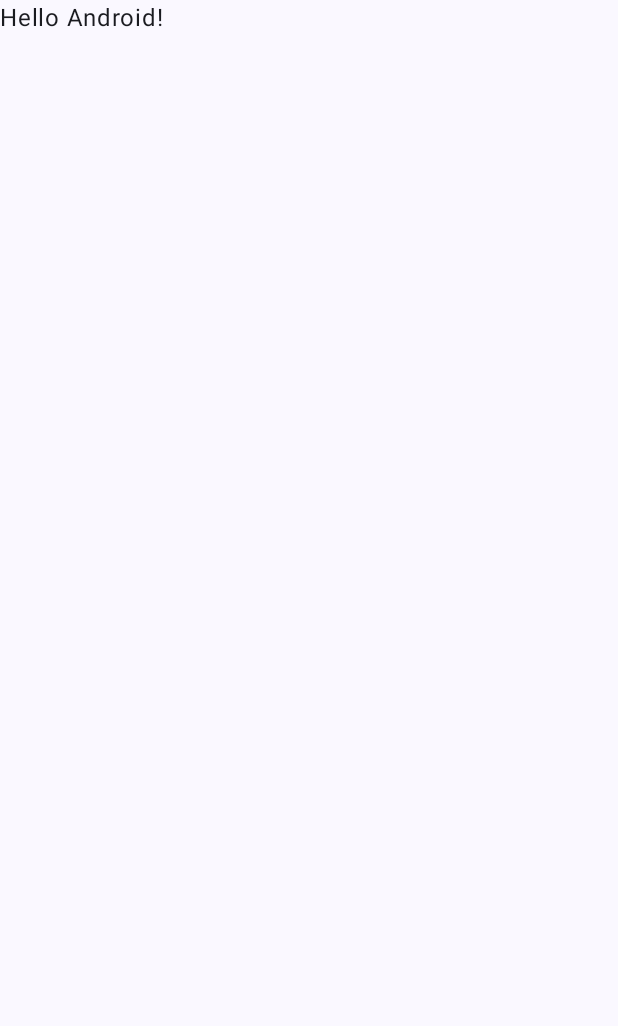
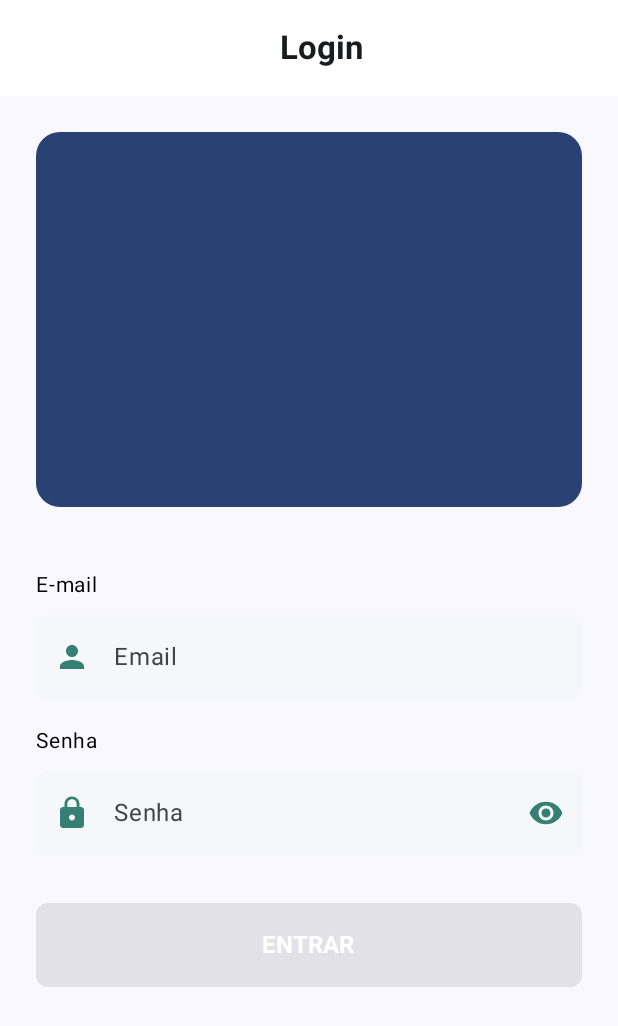
Before and after one commit to guing2003/SmartCash, an Android app built with Jetpack Compose: the screen it shows after launch (MainActivity), on a phone screen of 412 x 824 dp. Before the commit the part shown is almost empty. Shown: the top 1026 px of the screen. Run offline under Robolectric (Android 15) with nearby library versions, the phone set to English and light mode, and no system bars.

Commit message:
Adicionado tela de Login

```diff
--- a/app/src/main/java/com/guilherme_delecrode/smartcash/MainActivity.kt
+++ b/app/src/main/java/com/guilherme_delecrode/smartcash/MainActivity.kt
@@ -11,6 +11,7 @@ import androidx.compose.material3.Text
 import androidx.compose.runtime.Composable
 import androidx.compose.ui.Modifier
 import androidx.compose.ui.tooling.preview.Preview
+import com.guilherme_delecrode.smartcash.navigation.AppNavHost
 import com.guilherme_delecrode.smartcash.ui.theme.SmartCashTheme
 
 class MainActivity : ComponentActivity() {
@@ -19,29 +20,8 @@ class MainActivity : ComponentActivity() {
         enableEdgeToEdge()
         setContent {
             SmartCashTheme {
-                Scaffold(modifier = Modifier.fillMaxSize()) { innerPadding ->
-                    Greeting(
-                        name = "Android",
-                        modifier = Modifier.padding(innerPadding)
-                    )
-                }
+                AppNavHost()
             }
         }
     }
 }
-
-@Composable
-fun Greeting(name: String, modifier: Modifier = Modifier) {
-    Text(
-        text = "Hello $name!",
-        modifier = modifier
-    )
-}
-
-@Preview(showBackground = true)
-@Composable
-fun GreetingPreview() {
-    SmartCashTheme {
-        Greeting("Android")
-    }
-}
--- /dev/null
+++ b/app/src/main/java/com/guilherme_delecrode/smartcash/navigation/AppDestinations.kt
@@ -0,0 +1,6 @@
+package com.guilherme_delecrode.smartcash.navigation
+
+sealed class AppDestinations(val route: String){
+
+    object Login : AppDestinations("login")
+}
--- /dev/null
+++ b/app/src/main/java/com/guilherme_delecrode/smartcash/navigation/AppNavHost.kt
@@ -0,0 +1,20 @@
+package com.guilherme_delecrode.smartcash.navigation
+
+import androidx.compose.runtime.Composable
+import androidx.navigation.compose.NavHost
+import androidx.navigation.compose.composable
+import androidx.navigation.compose.rememberNavController
+import com.guilherme_delecrode.smartcash.ui.screen.login.LoginScreen
+
+@Composable
+fun AppNavHost(){
+
+    val navController = rememberNavController()
+
+    NavHost(navController = navController, startDestination = AppDestinations.Login.route){
+        composable(AppDestinations.Login.route) {
+            LoginScreen(navController = navController)
+        }
+
+    }
+}
--- /dev/null
+++ b/app/src/main/java/com/guilherme_delecrode/smartcash/ui/components/EmailTextField.kt
@@ -0,0 +1,99 @@
+package com.guilherme_delecrode.smartcash.ui.components
+
+import androidx.compose.foundation.background
+import androidx.compose.foundation.layout.Column
+import androidx.compose.foundation.layout.fillMaxWidth
+import androidx.compose.foundation.layout.padding
+import androidx.compose.foundation.shape.RoundedCornerShape
+import androidx.compose.foundation.text.KeyboardActions
+import androidx.compose.foundation.text.KeyboardOptions
+import androidx.compose.material.icons.Icons
+import androidx.compose.material.icons.filled.Person
+import androidx.compose.material3.Icon
+import androidx.compose.material3.MaterialTheme
+import androidx.compose.material3.OutlinedTextField
+import androidx.compose.material3.Text
+import androidx.compose.material3.TextFieldDefaults
+import androidx.compose.runtime.Composable
+import androidx.compose.ui.Modifier
+import androidx.compose.ui.focus.FocusDirection
+import androidx.compose.ui.platform.LocalFocusManager
+import androidx.compose.ui.text.input.ImeAction
+import androidx.compose.ui.text.input.KeyboardType
+import androidx.compose.ui.tooling.preview.Preview
+import androidx.compose.ui.unit.dp
+import com.guilherme_delecrode.smartcash.ui.theme.PrimaryFieldColor
+import com.guilherme_delecrode.smartcash.ui.theme.PrimaryFieldTextColor
+import com.guilherme_delecrode.smartcash.ui.theme.SmartCashTheme
+
+
+@Composable
+fun EmailTextField(
+    value: String,
+    onValueChange: (String) -> Unit,
+    modifier: Modifier = Modifier,
+    label: String = "Email",
+    isError: Boolean = false,
+    errorMessage: String = "",
+    imeAction: ImeAction = ImeAction.Next
+) {
+    val focusManager = LocalFocusManager.current
+
+    Column(modifier = Modifier.fillMaxWidth()) {
+        OutlinedTextField(
+            value = value,
+            onValueChange = onValueChange,
+            modifier = modifier
+                .fillMaxWidth()
+                .background(PrimaryFieldColor, RoundedCornerShape(8.dp)),
+            placeholder = { Text(label) },
+            leadingIcon = {
+                Icon(
+                    imageVector = Icons.Default.Person,
+                    contentDescription = null,
+                    tint = PrimaryFieldTextColor
+                )
+            },
+            isError = isError,
+            keyboardOptions = KeyboardOptions(
+                keyboardType = KeyboardType.Email,
+                imeAction = imeAction
+            ),
+            keyboardActions = KeyboardActions(
+                onNext = { focusManager.moveFocus(FocusDirection.Down) },
+                onDone = { focusManager.clearFocus() }
+            ),
+            singleLine = true,
+            colors = TextFieldDefaults.colors(
+                focusedContainerColor = PrimaryFieldColor,
+                unfocusedContainerColor = PrimaryFieldColor,
+                disabledContainerColor = PrimaryFieldColor,
+                focusedIndicatorColor = PrimaryFieldTextColor,
+                unfocusedIndicatorColor = PrimaryFieldColor,
+                errorIndicatorColor = MaterialTheme.colorScheme.error
+            ),
+            shape = RoundedCornerShape(8.dp)
+        )
+
+        if (isError && errorMessage.isNotEmpty()) {
+            Text(
+                text = errorMessage,
+                color = MaterialTheme.colorScheme.error,
+                style = MaterialTheme.typography.bodySmall,
+                modifier = Modifier.padding(start = 16.dp, top = 4.dp)
+            )
+        }
+    }
+}
+
+@Preview(showBackground = true)
+@Composable
+fun EmailTextFieldPreview() {
+    SmartCashTheme {
+        EmailTextField(
+            value = "user@example.com",
+            onValueChange = {},
+            modifier = Modifier.padding(16.dp)
+        )
+    }
+}
--- /dev/null
+++ b/app/src/main/java/com/guilherme_delecrode/smartcash/ui/components/PasswordTextField.kt
@@ -0,0 +1,139 @@
+package com.guilherme_delecrode.smartcash.ui.components
+
+import androidx.compose.foundation.background
+import androidx.compose.foundation.layout.Column
+import androidx.compose.foundation.layout.fillMaxWidth
+import androidx.compose.foundation.layout.padding
+import androidx.compose.foundation.shape.RoundedCornerShape
+import androidx.compose.foundation.text.KeyboardActions
+import androidx.compose.foundation.text.KeyboardOptions
+import androidx.compose.material.icons.Icons
+import androidx.compose.material.icons.filled.Lock
+import androidx.compose.material3.Icon
+import androidx.compose.material3.IconButton
+import androidx.compose.material3.MaterialTheme
+import androidx.compose.material3.OutlinedTextField
+import androidx.compose.material3.Text
+import androidx.compose.material3.TextFieldDefaults
+import androidx.compose.runtime.Composable
+import androidx.compose.runtime.getValue
+import androidx.compose.runtime.mutableStateOf
+import androidx.compose.runtime.remember
+import androidx.compose.runtime.setValue
+import androidx.compose.ui.Modifier
+import androidx.compose.ui.focus.FocusDirection
+import androidx.compose.ui.platform.LocalFocusManager
+import androidx.compose.ui.res.painterResource
+import androidx.compose.ui.text.input.ImeAction
+import androidx.compose.ui.text.input.KeyboardType
+import androidx.compose.ui.text.input.PasswordVisualTransformation
+import androidx.compose.ui.text.input.VisualTransformation
+import androidx.compose.ui.tooling.preview.Preview
+import androidx.compose.ui.unit.dp
+import com.guilherme_delecrode.smartcash.R
+import com.guilherme_delecrode.smartcash.ui.theme.PrimaryFieldColor
+import com.guilherme_delecrode.smartcash.ui.theme.PrimaryFieldTextColor
+import com.guilherme_delecrode.smartcash.ui.theme.SmartCashTheme
+
+
+@Composable
+fun PasswordTextField(
+    value: String,
+    onValueChange: (String) -> Unit,
+    modifier: Modifier = Modifier,
+    label: String = "Senha",
+    isError: Boolean = false,
+    errorMessage: String = "",
+    imeAction: ImeAction = ImeAction.Done,
+    isPasswordVisible: Boolean = false,
+    onVisibilityChange: (() -> Unit)? = null
+) {
+    val focusManager = LocalFocusManager.current
+    var passwordVisible by remember { mutableStateOf(isPasswordVisible) }
+
+    Column(modifier = Modifier.fillMaxWidth()) {
+        OutlinedTextField(
+            value = value,
+            onValueChange = onValueChange,
+            modifier = modifier
+                .fillMaxWidth()
+                .background(PrimaryFieldColor, RoundedCornerShape(8.dp)),
+            placeholder = { Text(label) },
+            leadingIcon = {
+                Icon(
+                    imageVector = Icons.Default.Lock,
+                    contentDescription = null,
+                    tint = PrimaryFieldTextColor
+                )
+            },
+            trailingIcon = {
+                IconButton(onClick = {
+                    if (onVisibilityChange != null) {
+                        onVisibilityChange()
+                    } else {
+                        passwordVisible = !passwordVisible
+                    }
+                }) {
+                    Icon(
+                        painter = if (onVisibilityChange != null) {
+                            if (isPasswordVisible) painterResource(R.drawable.ic_visibility_off_24) else painterResource(R.drawable.ic_visibility_24)
+                        } else {
+                            if (passwordVisible)painterResource( R.drawable.ic_visibility_off_24) else painterResource(R.drawable.ic_visibility_24)
+                        },
+                        contentDescription = if (onVisibilityChange != null) {
+                            if (isPasswordVisible) "Hide password" else "Show password"
+                        } else {
+                            if (passwordVisible) "Hide password" else "Show password"
+                        },
+                        tint = PrimaryFieldTextColor
+                    )
+                }
+            },
+            isError = isError,
+            keyboardOptions = KeyboardOptions(
+                keyboardType = KeyboardType.Password,
+                imeAction = imeAction
+            ),
+            keyboardActions = KeyboardActions(
+                onNext = { focusManager.moveFocus(FocusDirection.Down) },
+                onDone = { focusManager.clearFocus() }
+            ),
+            singleLine = true,
+            visualTransformation = if (onVisibilityChange != null) {
+                if (isPasswordVisible) VisualTransformation.None else PasswordVisualTransformation()
+            } else {
+                if (passwordVisible) VisualTransformation.None else PasswordVisualTransformation()
+            },
+            colors = TextFieldDefaults.colors(
+                focusedContainerColor = PrimaryFieldColor,
+                unfocusedContainerColor = PrimaryFieldColor,
+                disabledContainerColor = PrimaryFieldColor,
+                focusedIndicatorColor = PrimaryFieldTextColor,
+                unfocusedIndicatorColor = PrimaryFieldColor,
+                errorIndicatorColor = MaterialTheme.colorScheme.error
+            ),
+            shape = RoundedCornerShape(8.dp)
+        )
+
+        if (isError && errorMessage.isNotEmpty()) {
+            Text(
+                text = errorMessage,
+                color = MaterialTheme.colorScheme.error,
+                style = MaterialTheme.typography.bodySmall,
+                modifier = Modifier.padding(start = 16.dp, top = 4.dp)
+            )
+        }
+    }
+}
+
+@Preview(showBackground = true)
+@Composable
+fun PasswordTextFieldPreview() {
+    SmartCashTheme {
+        PasswordTextField(
+            value = "password123",
+            onValueChange = {},
+            modifier = Modifier.padding(16.dp)
+        )
+    }
+}
--- /dev/null
+++ b/app/src/main/java/com/guilherme_delecrode/smartcash/ui/components/PrimaryButton.kt
@@ -0,0 +1,52 @@
+package com.guilherme_delecrode.smartcash.ui.components
+
+import androidx.compose.foundation.layout.fillMaxWidth
+import androidx.compose.foundation.layout.height
+import androidx.compose.foundation.shape.RoundedCornerShape
+import androidx.compose.material3.Button
+import androidx.compose.material3.ButtonDefaults
+import androidx.compose.material3.Text
+import androidx.compose.runtime.Composable
+import androidx.compose.ui.Modifier
+import androidx.compose.ui.graphics.Color
+import androidx.compose.ui.text.font.FontWeight
+import androidx.compose.ui.tooling.preview.Preview
+import androidx.compose.ui.unit.dp
+import androidx.compose.ui.unit.sp
+import com.guilherme_delecrode.smartcash.ui.theme.PrimaryButtonColor
+import com.guilherme_delecrode.smartcash.ui.theme.SmartCashTheme
+
+@Composable
+fun PrimaryButton(
+    text: String,
+    onClick: () -> Unit,
+    modifier: Modifier = Modifier,
+    enabled: Boolean = true
+) {
+    Button(
+        onClick = onClick,
+        enabled = enabled,
+        modifier = modifier
+            .fillMaxWidth()
+            .height(56.dp),
+        colors = ButtonDefaults.buttonColors(
+            containerColor = PrimaryButtonColor
+        ),
+        shape = RoundedCornerShape(8.dp),
+    ) {
+        Text(
+            text = text,
+            fontSize = 16.sp,
+            fontWeight = FontWeight.Bold,
+            color = Color.White
+        )
+    }
+}
+
+@Preview
+@Composable
+private fun PrimaryButtonPreview() {
+    SmartCashTheme {
+        PrimaryButton(text = "CONFIRMAR", onClick = {})
+    }
+}
--- /dev/null
+++ b/app/src/main/java/com/guilherme_delecrode/smartcash/ui/screen/login/LoginScreen.kt
@@ -0,0 +1,166 @@
+package com.guilherme_delecrode.smartcash.ui.screen.login
+
+import androidx.compose.foundation.background
+import androidx.compose.foundation.layout.Arrangement
+import androidx.compose.foundation.layout.Box
+import androidx.compose.foundation.layout.Column
+import androidx.compose.foundation.layout.Spacer
+import androidx.compose.foundation.layout.fillMaxSize
+import androidx.compose.foundation.layout.fillMaxWidth
+import androidx.compose.foundation.layout.height
+import androidx.compose.foundation.layout.padding
+import androidx.compose.foundation.layout.size
+import androidx.compose.foundation.rememberScrollState
+import androidx.compose.foundation.verticalScroll
+import androidx.compose.material3.CenterAlignedTopAppBar
+import androidx.compose.material3.ExperimentalMaterial3Api
+import androidx.compose.material3.Icon
+import androidx.compose.material3.MaterialTheme
+import androidx.compose.material3.Scaffold
+import androidx.compose.material3.Text
+import androidx.compose.material3.TopAppBarDefaults
+import androidx.compose.runtime.Composable
+import androidx.compose.runtime.LaunchedEffect
+import androidx.compose.runtime.getValue
+import androidx.compose.runtime.mutableStateOf
+import androidx.compose.runtime.remember
+import androidx.compose.runtime.setValue
+import androidx.compose.ui.Alignment
+import androidx.compose.ui.Modifier
+import androidx.compose.ui.graphics.Color
+import androidx.compose.ui.platform.LocalContext
+import androidx.compose.ui.res.painterResource
+import androidx.compose.ui.text.font.FontWeight
+import androidx.compose.ui.text.input.ImeAction
+import androidx.compose.ui.text.style.TextAlign
+import androidx.compose.ui.tooling.preview.Preview
+import androidx.compose.ui.unit.dp
+import androidx.compose.ui.unit.sp
+import androidx.navigation.NavController
+import androidx.navigation.compose.rememberNavController
+import com.guilherme_delecrode.smartcash.R
+import com.guilherme_delecrode.smartcash.navigation.AppDestinations
+import com.guilherme_delecrode.smartcash.ui.components.EmailTextField
+import com.guilherme_delecrode.smartcash.ui.components.PasswordTextField
+import com.guilherme_delecrode.smartcash.ui.components.PrimaryButton
+
+@OptIn(ExperimentalMaterial3Api::class)
+@Composable
+fun LoginScreen(navController: NavController) {
+
+    val scrollState = rememberScrollState()
+    val context = LocalContext.current
+
+    var email by remember { mutableStateOf("") }
+
+    var password by remember { mutableStateOf("") }
+    var passwordVisible by remember { mutableStateOf(false) }
+
+
+
+
+    Scaffold(
+        topBar = {
+            CenterAlignedTopAppBar(
+                title = {
+                    Text(
+                        text = "Login",
+                        modifier = Modifier.fillMaxWidth(),
+                        textAlign = TextAlign.Center,
+                        fontWeight = FontWeight.Bold
+                    )
+                },
+                colors = TopAppBarDefaults.centerAlignedTopAppBarColors(
+                    containerColor = Color.White
+                )
+            )
+        }
+    ) { padding ->
+        Column(
+            modifier = Modifier
+                .fillMaxSize()
+                .padding(padding)
+                .padding(horizontal = 24.dp)
+                .verticalScroll(scrollState),
+            horizontalAlignment = Alignment.CenterHorizontally,
+            verticalArrangement = Arrangement.Top
+        ) {
+            Spacer(modifier = Modifier.height(24.dp))
+
+
+            Box(
+                modifier = Modifier
+                    .fillMaxWidth()
+                    .height(250.dp)
+                    .background(
+                        color = MaterialTheme.colorScheme.primary,
+                        shape = MaterialTheme.shapes.large
+                    ),
+                contentAlignment = Alignment.Center
+            ) {
+//                Icon(
+//                    painter = painterResource(id = ),
+//                    contentDescription = "Logo do App",
+//                    modifier = Modifier.size(250.dp),
+//                    tint = Color.Unspecified
+//                )
+            }
+            Spacer(modifier = Modifier.height(40.dp))
+
+            Text(
+                text = "E-mail",
+                color = Color.Black,
+                modifier = Modifier
+                    .fillMaxWidth()
+                    .padding(bottom = 8.dp),
+                fontSize = 14.sp
+            )
+
+            EmailTextField(
+                value = email,
+                onValueChange = { email = it },
+                imeAction = ImeAction.Next
+            )
+
+            Spacer(modifier = Modifier.height(16.dp))
+
+            Text(
+                text = "Senha",
+                color = Color.Black,
+                modifier = Modifier
+                    .fillMaxWidth()
+                    .padding(bottom = 8.dp),
+                fontSize = 14.sp
+            )
+
+            PasswordTextField(
+                value = password,
+                onValueChange = { password = it },
+                imeAction = ImeAction.Done,
+                isPasswordVisible = passwordVisible,
+                onVisibilityChange = { passwordVisible = !passwordVisible },
+            )
+
+            Spacer(modifier = Modifier.height(32.dp))
+
+            PrimaryButton(
+                text = "ENTRAR",
+                onClick = {
+                },
+                enabled = email.isNotBlank() && password.isNotBlank()
+            )
+
+
+            Spacer(modifier = Modifier.height(24.dp))
+
+
+        }
+    }
+}
+
+
+@Preview
+@Composable
+fun LoginScreenPreview() {
+    LoginScreen(navController = rememberNavController())
+}
--- a/app/src/main/java/com/guilherme_delecrode/smartcash/ui/theme/Color.kt
+++ b/app/src/main/java/com/guilherme_delecrode/smartcash/ui/theme/Color.kt
@@ -2,10 +2,19 @@ package com.guilherme_delecrode.smartcash.ui.theme
 
 import androidx.compose.ui.graphics.Color
 
-val Purple80 = Color(0xFFD0BCFF)
-val PurpleGrey80 = Color(0xFFCCC2DC)
-val Pink80 = Color(0xFFEFB8C8)
+//Ligth Theme
+val backgroundLigh = Color(0xFFFFFF)
+val TextPrimary = Color(0xFF000000)
+val TextSecondary = Color(0xFF757575)
+val Positive = Color(0xFF4CAF50)
+val Negative = Color(0xFFF44336)
 
-val Purple40 = Color(0xFF6650a4)
-val PurpleGrey40 = Color(0xFF625b71)
-val Pink40 = Color(0xFF7D5260)
+//Dark Theme
+val backgroundDark = Color(0xFF000000)
+val TextPrimaryDark = Color(0xFFFFFFFF)
+val TextSecondaryDark = Color(0xFF757575)
+
+//All
+val PrimaryFieldColor = Color(0xFFF5F7FA)
+val PrimaryButtonColor = Color(0xFF2196F3)
+val PrimaryFieldTextColor = Color(0xFF357F73)
--- a/app/src/main/java/com/guilherme_delecrode/smartcash/ui/theme/Theme.kt
+++ b/app/src/main/java/com/guilherme_delecrode/smartcash/ui/theme/Theme.kt
@@ -1,6 +1,5 @@
 package com.guilherme_delecrode.smartcash.ui.theme
 
-import android.app.Activity
 import android.os.Build
 import androidx.compose.foundation.isSystemInDarkTheme
 import androidx.compose.material3.MaterialTheme
@@ -9,28 +8,33 @@ import androidx.compose.material3.dynamicDarkColorScheme
 import androidx.compose.material3.dynamicLightColorScheme
 import androidx.compose.material3.lightColorScheme
 import androidx.compose.runtime.Composable
+import androidx.compose.ui.graphics.Color
 import androidx.compose.ui.platform.LocalContext
 
-private val DarkColorScheme = darkColorScheme(
-    primary = Purple80,
-    secondary = PurpleGrey80,
-    tertiary = Pink80
+private val LightColorScheme = lightColorScheme(
+    primary = TextPrimary,
+    secondary = TextSecondary,
+    background = backgroundLigh,
+    surface = backgroundLigh,
+    error = Negative,
+    onPrimary = backgroundLigh,
+    onSecondary = backgroundLigh,
+    onBackground = TextPrimary,
+    onSurface = TextPrimary,
+    onError = Color.White
 )
 
-private val LightColorScheme = lightColorScheme(
-    primary = Purple40,
-    secondary = PurpleGrey40,
-    tertiary = Pink40
-
-    /* Other default colors to override
-    background = Color(0xFFFFFBFE),
-    surface = Color(0xFFFFFBFE),
-    onPrimary = Color.White,
-    onSecondary = Color.White,
-    onTertiary = Color.White,
-    onBackground = Color(0xFF1C1B1F),
-    onSurface = Color(0xFF1C1B1F),
-    */
+private val DarkColorScheme = darkColorScheme(
+    primary = TextPrimaryDark,
+    secondary = TextSecondaryDark,
+    background = backgroundDark,
+    surface = backgroundDark,
+    error = Negative,
+    onPrimary = backgroundDark,
+    onSecondary = backgroundDark,
+    onBackground = TextPrimaryDark,
+    onSurface = TextPrimaryDark,
+    onError = Color.Black
 )
 
 @Composable
--- /dev/null
+++ b/app/src/main/res/drawable/ic_visibility_24.xml
@@ -0,0 +1,5 @@
+<vector xmlns:android="http://schemas.android.com/apk/res/android" android:height="24dp" android:tint="#000000" android:viewportHeight="24" android:viewportWidth="24" android:width="24dp">
+
+    <path android:fillColor="@android:color/white" android:pathData="M12,4.5C7,4.5 2.73,7.61 1,12c1.73,4.39 6,7.5 11,7.5s9.27,-3.11 11,-7.5c-1.73,-4.39 -6,-7.5 -11,-7.5zM12,17c-2.76,0 -5,-2.24 -5,-5s2.24,-5 5,-5 5,2.24 5,5 -2.24,5 -5,5zM12,9c-1.66,0 -3,1.34 -3,3s1.34,3 3,3 3,-1.34 3,-3 -1.34,-3 -3,-3z"/>
+
+</vector>
--- /dev/null
+++ b/app/src/main/res/drawable/ic_visibility_off_24.xml
@@ -0,0 +1,5 @@
+<vector xmlns:android="http://schemas.android.com/apk/res/android" android:height="24dp" android:tint="#000000" android:viewportHeight="24" android:viewportWidth="24" android:width="24dp">
+
+    <path android:fillColor="@android:color/white" android:pathData="M12,7c2.76,0 5,2.24 5,5 0,0.65 -0.13,1.26 -0.36,1.83l2.92,2.92c1.51,-1.26 2.7,-2.89 3.43,-4.75 -1.73,-4.39 -6,-7.5 -11,-7.5 -1.4,0 -2.74,0.25 -3.98,0.7l2.16,2.16C10.74,7.13 11.35,7 12,7zM2,4.27l2.28,2.28 0.46,0.46C3.08,8.3 1.78,10.02 1,12c1.73,4.39 6,7.5 11,7.5 1.55,0 3.03,-0.3 4.38,-0.84l0.42,0.42L19.73,22 21,20.73 3.27,3 2,4.27zM7.53,9.8l1.55,1.55c-0.05,0.21 -0.08,0.43 -0.08,0.65 0,1.66 1.34,3 3,3 0.22,0 0.44,-0.03 0.65,-0.08l1.55,1.55c-0.67,0.33 -1.41,0.53 -2.2,0.53 -2.76,0 -5,-2.24 -5,-5 0,-0.79 0.2,-1.53 0.53,-2.2zM11.84,9.02l3.15,3.15 0.02,-0.16c0,-1.66 -1.34,-3 -3,-3l-0.17,0.01z"/>
+
+</vector>
```
